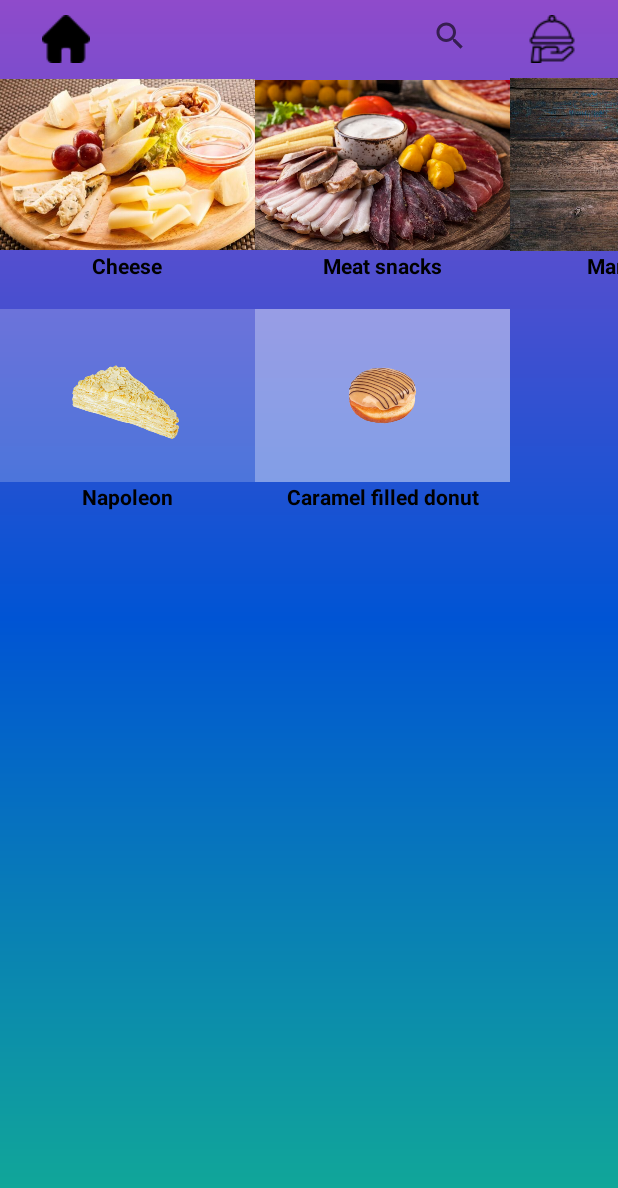
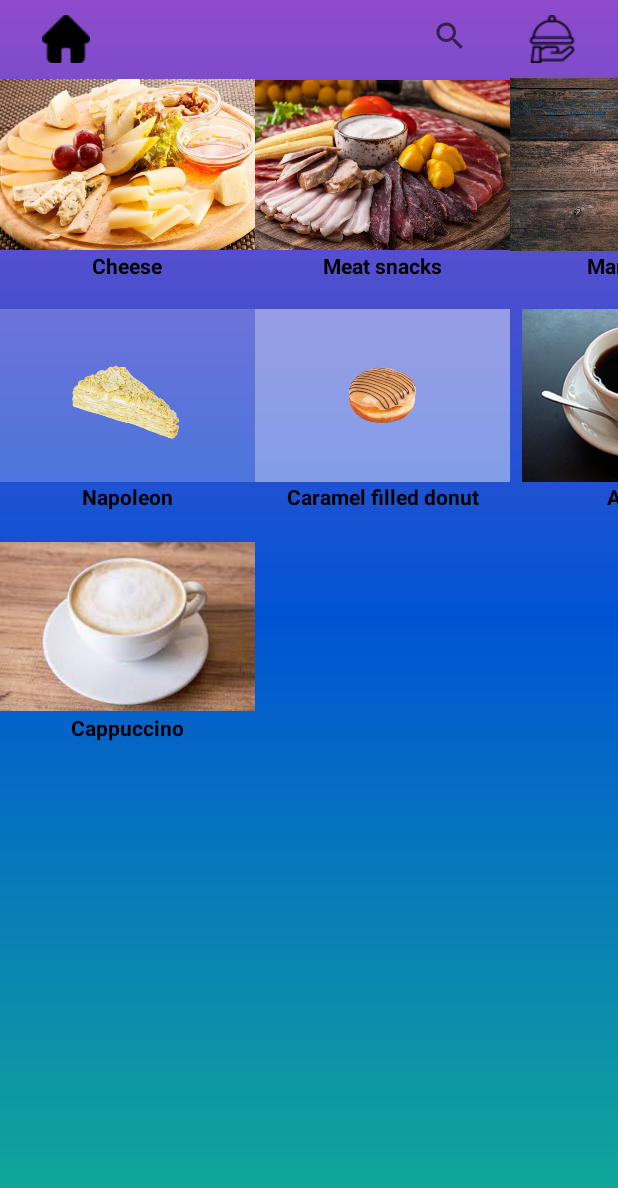
Before and after one commit to Yurik-Minasyan/Nyam_Nyam, an Android app: the Cart screen opened directly, with no data from a screen before it, on a phone screen of 412 x 824 dp. Shown: the top 1188 px of the screen. Run offline under Robolectric (Android 15) with nearby library versions, the phone set to English and light mode, and no system bars; 9 statements that could not run were skipped.

Commit message:
You can order coffee too!

```diff
--- a/app/src/main/java/com/example/nyam_nyam/Cart.java
+++ b/app/src/main/java/com/example/nyam_nyam/Cart.java
@@ -25,6 +25,9 @@ public class Cart extends AppCompatActivity {
     LinearLayout micado;
     LinearLayout napoleon;
     LinearLayout donat;
+    LinearLayout arabia;
+    LinearLayout cappuchino;
+    LinearLayout latte;
     ListView lw;
     ArrayList<String> array;
     ArrayAdapter<String> adapter;
@@ -34,12 +37,18 @@ public class Cart extends AppCompatActivity {
     int micado_n;
     int napoleon_n;
     int donat_n;
+    int arabia_n;
+    int cappuchino_n;
+    int latte_n;
     TextView meat_p;
     TextView cheese_p;
     TextView marinade_p;
     TextView micado_p;
     TextView napoleon_p;
     TextView donat_p;
+    TextView arabia_p;
+    TextView cappuchino_p;
+    TextView latte_p;
     @SuppressLint("MissingInflatedId")
     @Override
     protected void onCreate(Bundle savedInstanceState) {
@@ -52,6 +61,9 @@ public class Cart extends AppCompatActivity {
         micado = findViewById(R.id.mikado);
         napoleon = findViewById(R.id.napoleon_lay);
         donat = findViewById(R.id.donut_lay);
+        arabia = findViewById(R.id.arabia);
+        cappuchino = findViewById(R.id.cappuchino_c);
+        latte = findViewById(R.id.latte);
         sw = findViewById(R.id.search);
         lw = findViewById(R.id.list);
         lw.setVisibility(View.GONE);
@@ -61,6 +73,9 @@ public class Cart extends AppCompatActivity {
         micado_p = findViewById(R.id.mikadoo);
         micado_p = findViewById(R.id.napoleont);
         donat_p = findViewById(R.id.donat_pr);
+        arabia_p = findViewById(R.id.arabia_pr);
+        latte_p = findViewById(R.id.latte_pr);
+        cappuchino_p = findViewById(R.id.cappuchino_pr);
         array = new ArrayList<>();
         array.add("Մսային նախուտեստներ");//0
         array.add("Պանրի տեսականի");//1
@@ -173,6 +188,9 @@ public class Cart extends AppCompatActivity {
         micado_n = Integer.parseInt(food_nubers.getMicado());
         napoleon_n = Integer.parseInt(food_nubers.getNapoleon());
         donat_n = Integer.parseInt(food_nubers.getDonat());
+        arabia_n = Integer.parseInt(food_nubers.getArab());
+        cappuchino_n = Integer.parseInt(food_nubers.getCappuccino());
+        latte_n = Integer.parseInt(food_nubers.getLatte());
         if(meat_n > 0){
             meat.setVisibility(View.VISIBLE);
             meat_p.setText(meat_n * 3000 + " amd" );
@@ -197,6 +215,18 @@ public class Cart extends AppCompatActivity {
             donat.setVisibility(View.VISIBLE);
             donat_p.setText(donat_n * 750 + " amd" );
         }
+        if(arabia_n > 0){
+            arabia.setVisibility(View.VISIBLE);
+            arabia_p.setText(arabia_n * 700 + " amd" );
+        }
+        if(cappuchino_n > 0){
+            cappuchino.setVisibility(View.VISIBLE);
+            cappuchino_p.setText(cappuchino_n * 750 + " amd" );
+        }
+        if(latte_n > 0){
+            latte.setVisibility(View.VISIBLE);
+            latte_p.setText(latte_n * 1000 + " amd" );
+        }
     }
     public void home_c(View view){
         Intent i = new Intent(Cart.this, Main_Menu.class);
--- a/app/src/main/res/layout/activity_cart.xml
+++ b/app/src/main/res/layout/activity_cart.xml
@@ -173,6 +173,7 @@
             android:layout_width="match_parent"
             android:layout_height="wrap_content"
             android:gravity="center"
+            android:text=""
             android:textAlignment="center"
             android:textColor="@color/black"
             android:textStyle="bold" />
@@ -285,4 +286,108 @@
             android:textStyle="bold" />
     </LinearLayout>
 
+    <LinearLayout
+        android:id="@+id/arabia"
+        android:layout_width="wrap_content"
+        android:layout_height="wrap_content"
+        android:orientation="vertical"
+        app:layout_constraintStart_toEndOf="@+id/donut_lay"
+        app:layout_constraintTop_toBottomOf="@+id/marinad"
+        tools:ignore="MissingConstraints">
+
+        <ImageView
+            android:id="@+id/arabia_i"
+            android:layout_width="170dp"
+            android:layout_height="115dp"
+
+            app:srcCompat="@drawable/arabika" />
+
+        <TextView
+            android:id="@+id/arabia_t"
+            android:layout_width="170dp"
+            android:layout_height="wrap_content"
+            android:layout_weight="1"
+            android:gravity="center"
+            android:text="@string/arab"
+            android:textColor="@color/black"
+            android:textStyle="bold" />
+
+        <TextView
+            android:id="@+id/arabia_pr"
+            android:layout_width="match_parent"
+            android:layout_height="wrap_content"
+            android:text=""
+            android:textAlignment="center"
+            android:textColor="@color/black"
+            android:textStyle="bold" />
+    </LinearLayout>
+
+    <LinearLayout
+        android:id="@+id/cappuchino_c"
+        android:layout_width="wrap_content"
+        android:layout_height="wrap_content"
+        android:orientation="vertical"
+        app:layout_constraintTop_toBottomOf="@+id/napoleon_lay">
+
+        <ImageView
+            android:id="@+id/cap_i"
+            android:layout_width="170dp"
+            android:layout_height="115dp"
+            app:srcCompat="@drawable/cappuccino" />
+
+        <TextView
+            android:id="@+id/cap_t"
+            android:layout_width="170dp"
+            android:layout_height="wrap_content"
+            android:layout_weight="1"
+            android:gravity="center"
+            android:text="@string/cappuccino"
+            android:textColor="@color/black"
+            android:textStyle="bold" />
+
+        <TextView
+            android:id="@+id/cappuchino_pr"
+            android:layout_width="match_parent"
+            android:layout_height="wrap_content"
+            android:text=""
+            android:textAlignment="center"
+            android:textColor="@color/black"
+            android:textStyle="bold" />
+    </LinearLayout>
+
+    <LinearLayout
+        android:id="@+id/latte"
+        android:layout_width="wrap_content"
+        android:layout_height="wrap_content"
+        android:orientation="vertical"
+        app:layout_constraintStart_toEndOf="@+id/arabia"
+        app:layout_constraintTop_toBottomOf="@+id/mikado">
+
+        <ImageView
+            android:id="@+id/latte_i"
+            android:layout_width="170dp"
+            android:layout_height="115dp"
+
+            app:srcCompat="@drawable/latte" />
+
+        <TextView
+            android:id="@+id/latte_t"
+            android:layout_width="170dp"
+            android:layout_height="wrap_content"
+            android:layout_weight="1"
+            android:gravity="center"
+            android:text="@string/latte"
+            android:textColor="@color/black"
+            android:textStyle="bold" />
+
+        <TextView
+            android:id="@+id/latte_pr"
+            android:layout_width="match_parent"
+            android:layout_height="wrap_content"
+            android:text=""
+            android:textAlignment="center"
+            android:textColor="@color/black"
+            android:textStyle="bold" />
+    </LinearLayout>
+
 </androidx.constraintlayout.widget.ConstraintLayout>
```
